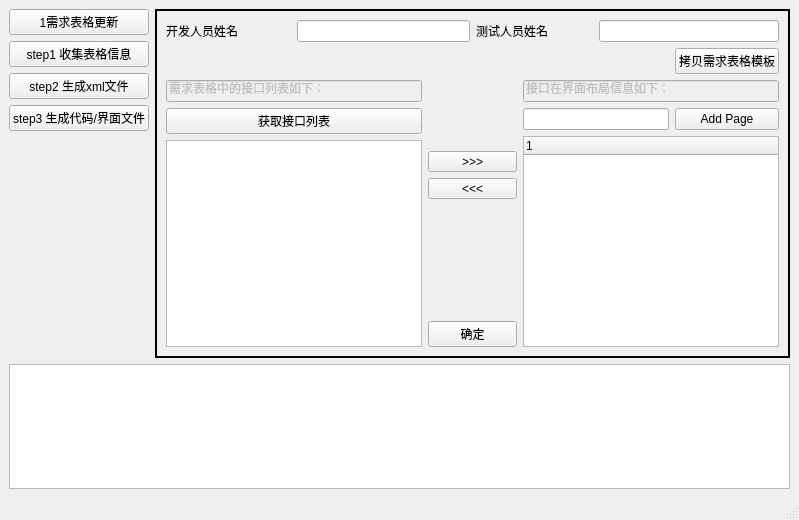
The window that pyqt_vtauto/mainwindow.ui (echoyzt/pythonVT) describes before a commit, drawn with Qt 5.
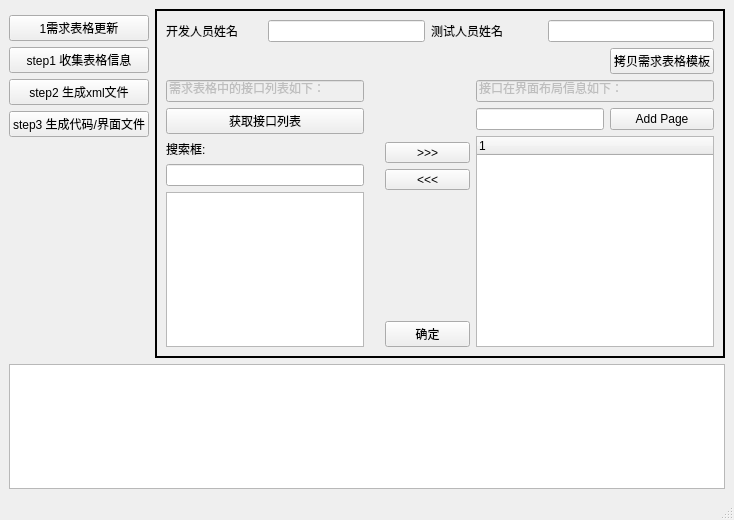
The same window after the commit. The open tabs and pages were chosen to show the change.

```diff
--- a/pyqt_vtauto/mainwindow.ui
+++ b/pyqt_vtauto/mainwindow.ui
@@ -6,7 +6,7 @@
    <rect>
     <x>0</x>
     <y>0</y>
-    <width>799</width>
+    <width>734</width>
     <height>520</height>
    </rect>
   </property>
@@ -17,7 +17,7 @@
    <layout class="QGridLayout" name="gridLayout_8">
     <item row="1" column="0">
      <layout class="QGridLayout" name="gridLayout_9">
-      <item row="3" column="0">
+      <item row="4" column="0">
        <widget class="QPushButton" name="step3_qtb">
         <property name="text">
          <string>step3 生成代码/界面文件</string>
@@ -27,7 +27,7 @@
         </property>
        </widget>
       </item>
-      <item row="2" column="0">
+      <item row="3" column="0">
        <widget class="QPushButton" name="step2_qtb">
         <property name="enabled">
          <bool>true</bool>
@@ -40,7 +40,7 @@
         </property>
        </widget>
       </item>
-      <item row="1" column="0">
+      <item row="2" column="0">
        <widget class="QPushButton" name="step1_qtb">
         <property name="text">
          <string>step1 收集表格信息</string>
@@ -50,6 +50,19 @@
         </property>
        </widget>
       </item>
+      <item row="1" column="0">
+       <widget class="QPushButton" name="updateexcel_qpb">
+        <property name="styleSheet">
+         <string notr="true"/>
+        </property>
+        <property name="text">
+         <string>1需求表格更新</string>
+        </property>
+        <property name="checkable">
+         <bool>true</bool>
+        </property>
+       </widget>
+      </item>
      </layout>
     </item>
     <item row="2" column="0">
@@ -96,17 +109,7 @@
       </widget>
       <widget class="QWidget" name="page_4">
        <layout class="QGridLayout" name="gridLayout_2">
-        <item row="3" column="6" colspan="2">
-         <widget class="QLineEdit" name="addPageName_qle">
-          <property name="minimumSize">
-           <size>
-            <width>85</width>
-            <height>0</height>
-           </size>
-          </property>
-         </widget>
-        </item>
-        <item row="4" column="6" rowspan="5" colspan="3">
+        <item row="4" column="7" rowspan="5" colspan="3">
          <widget class="QTreeWidget" name="funs_treeWidget">
           <column>
            <property name="text">
@@ -115,10 +118,10 @@
           </column>
          </widget>
         </item>
-        <item row="0" column="7" colspan="2">
+        <item row="0" column="8" colspan="2">
          <widget class="QLineEdit" name="test_engineer_qle"/>
         </item>
-        <item row="0" column="5" colspan="2">
+        <item row="0" column="6" colspan="2">
          <layout class="QHBoxLayout" name="horizontalLayout_2">
           <item>
            <widget class="QLabel" name="label_6">
@@ -166,7 +169,7 @@
           </item>
          </layout>
         </item>
-        <item row="0" column="2" colspan="3">
+        <item row="0" column="2" colspan="4">
          <widget class="QLineEdit" name="development_engineer_qle"/>
         </item>
         <item row="2" column="0" rowspan="7" colspan="4">
@@ -188,12 +191,22 @@
             </property>
            </widget>
           </item>
+          <item>
+           <widget class="QLabel" name="label">
+            <property name="text">
+             <string>搜索框:</string>
+            </property>
+           </widget>
+          </item>
+          <item>
+           <widget class="QLineEdit" name="filter_functions_qle"/>
+          </item>
           <item>
            <widget class="QListWidget" name="funs_qlw"/>
           </item>
          </layout>
         </item>
-        <item row="2" column="6" colspan="3">
+        <item row="2" column="7" colspan="3">
          <widget class="QLineEdit" name="lineEdit_5">
           <property name="enabled">
            <bool>false</bool>
@@ -203,7 +216,7 @@
           </property>
          </widget>
         </item>
-        <item row="6" column="4" colspan="2">
+        <item row="6" column="5" colspan="2">
          <widget class="QToolButton" name="deleteFromTreeWidegt_qpb">
           <property name="sizePolicy">
            <sizepolicy hsizetype="Minimum" vsizetype="Fixed">
@@ -222,14 +235,14 @@
           </property>
          </widget>
         </item>
-        <item row="8" column="4" colspan="2">
+        <item row="8" column="5" colspan="2">
          <widget class="QPushButton" name="update_excelinfo_qpb">
           <property name="text">
            <string>确定</string>
           </property>
          </widget>
         </item>
-        <item row="5" column="4" colspan="2">
+        <item row="5" column="5" colspan="2">
          <widget class="QToolButton" name="importToTreeWidegt_qpb">
           <property name="sizePolicy">
            <sizepolicy hsizetype="Minimum" vsizetype="Fixed">
@@ -248,14 +261,24 @@
           </property>
          </widget>
         </item>
-        <item row="3" column="8">
+        <item row="3" column="7" colspan="2">
+         <widget class="QLineEdit" name="addPageName_qle">
+          <property name="minimumSize">
+           <size>
+            <width>85</width>
+            <height>0</height>
+           </size>
+          </property>
+         </widget>
+        </item>
+        <item row="3" column="9">
          <widget class="QPushButton" name="addOtherPage_qpb">
           <property name="text">
            <string>Add Page</string>
           </property>
          </widget>
         </item>
-        <item row="2" column="4" rowspan="3" colspan="2">
+        <item row="2" column="5" rowspan="3" colspan="2">
          <spacer name="verticalSpacer_2">
           <property name="orientation">
            <enum>Qt::Vertical</enum>
@@ -268,7 +291,7 @@
           </property>
          </spacer>
         </item>
-        <item row="7" column="4" colspan="2">
+        <item row="7" column="5" colspan="2">
          <spacer name="verticalSpacer_4">
           <property name="orientation">
            <enum>Qt::Vertical</enum>
@@ -281,14 +304,14 @@
           </property>
          </spacer>
         </item>
-        <item row="1" column="8">
+        <item row="1" column="9">
          <widget class="QPushButton" name="copyexcelmodel_qtb">
           <property name="text">
            <string>拷贝需求表格模板</string>
           </property>
          </widget>
         </item>
-        <item row="1" column="0" colspan="8">
+        <item row="1" column="0" colspan="9">
          <spacer name="horizontalSpacer_8">
           <property name="orientation">
            <enum>Qt::Horizontal</enum>
@@ -859,16 +882,6 @@
       </widget>
      </widget>
     </item>
-    <item row="0" column="0">
-     <widget class="QPushButton" name="updateexcel_qpb">
-      <property name="text">
-       <string>1需求表格更新</string>
-      </property>
-      <property name="checkable">
-       <bool>true</bool>
-      </property>
-     </widget>
-    </item>
    </layout>
   </widget>
   <widget class="QMenuBar" name="menubar">
```
Left out of the diff: 8 changed lines with no effect on the pictures.
